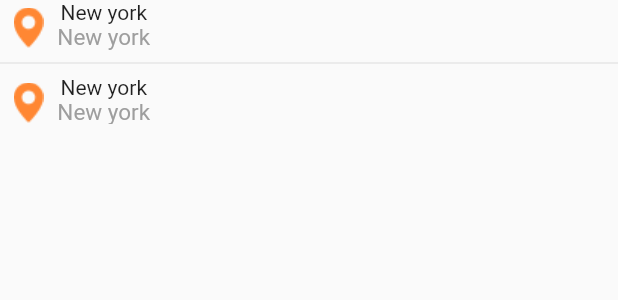
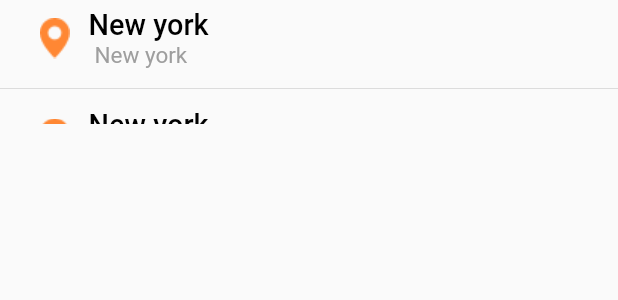
Before and after one commit to rushit5560/Dating_Project, a Flutter app: the CountryListViewModule widget shown alone on an empty page, opened directly, on a phone screen of 412 x 824 dp. Shown: the top 300 px of the screen. Run offline on Flutter 3.47's test engine with Material 2 defaults, Android fonts, the phone set to English and light mode, and no system bars; our stand-ins replace get, sizer; Roboto replaces fonts that are missing (SFProDisplayRegular); project files that could hold a hidden picture were left out.

Commit message:
location

```diff
--- a/dater/lib/screens/location_screen/location_screen_widgets.dart
+++ b/dater/lib/screens/location_screen/location_screen_widgets.dart
@@ -1,33 +1,38 @@
 import 'package:dater/constants/app_images.dart';
 import 'package:dater/constants/colors.dart';
+import 'package:dater/controller/location_screen_controller.dart';
 import 'package:dater/utils/extensions.dart';
 import 'package:dater/utils/style.dart';
 import 'package:flutter/material.dart';
+import 'package:get/get.dart';
 import 'package:sizer/sizer.dart';
 import '../../comman_modules/custom_textfromfiled.dart';
 import '../../constants/messages.dart';
-
 class SearchTextfiledModule extends StatelessWidget {
   const SearchTextfiledModule({Key? key}) : super(key: key);
   @override
   Widget build(BuildContext context) {
-    TextEditingController searchController = TextEditingController();
+    final locationScreenController = Get.find<LocationScreenController>();
+    //TextEditingController searchTextFieldController = TextEditingController();
     return
       Row(
         children: [
-          Expanded(
+          Form(
+            key: locationScreenController.formKey,
+            child: Expanded(
               child: Container(
                 height: 5.7.h,
-              margin: EdgeInsets.only(left: 9.w, right: 9.w),
+                //margin: EdgeInsets.only(left: 9.w, right: 9.w),
                 child: Material(
                   elevation: 9.0,
                   shadowColor: AppColors.gray100Color,
                   borderRadius: const BorderRadius.all(Radius.circular(30)),
                   child: TextFormFiledCustom(
-                  fieldController: searchController,
+                    fieldController: locationScreenController.searchTextFieldController,
                     hintText: AppMessages.search, keyboardType: TextInputType.text,
                     suffixIcon: Image.asset(AppImages.findImage),
                     prefixIcon: const Icon(Icons.search,size: 20),
+                    ),
                 ),
                 ),
               ),
@@ -56,31 +61,37 @@ class CountryListViewModule extends StatelessWidget {
         return  Row(
           children: [
             SizedBox(
-              height: 30,
-              width: 30,
+              height: 4.h,
               child: Image.asset(
-                alignment: Alignment.bottomCenter,
+                //fit: BoxFit.fitHeight,
+                //alignment: Alignment.bottomRight,
+                 // cacheHeight: 45,
                   AppImages.location2Image),
-            ).commonSymmetricPadding(horizontal: 1.w),
+            ).commonOnlyPadding(left: 3.w),
             Column(
               children: [
                 Row(
-                  children: const [
-                    Text('New york'),
+                  children:  [
+                    Text('New york',style: TextStyleConfig.textStyle(
+                      fontSize: 14.sp,
+                      fontWeight: FontWeight.w500,
+                       //textColor: AppColors.grey500Color,
+                        fontFamily: "SFProDisplayRegular"),),
                   ],
-                ),
+                ).commonOnlyPadding(left: 2.5.w),
                 Row(
                   children:  [
                     Text('New york',
                         style: TextStyleConfig.textStyle(
                             textColor: AppColors.grey500Color,
-                            fontFamily: "SFProDisplayRegular")),
+                            fontFamily: "SFProDisplayRegular"),
+                    ),
                   ],
                 ),
               ],
-            )
+            ).commonSymmetricPadding(vertical: 5),
           ],
-        );
+        ).commonSymmetricPadding(horizontal: 12);
         }, separatorBuilder: (BuildContext context, int index) {
 
             return const Divider();
```
Also changed, not shown: dater/lib/controller/location_screen_controller.dart (+7 -1 lines), dater/lib/screens/location_screen/location_screen.dart (+17 -10 lines). Lines whose indentation alone changed are shown as unchanged.
